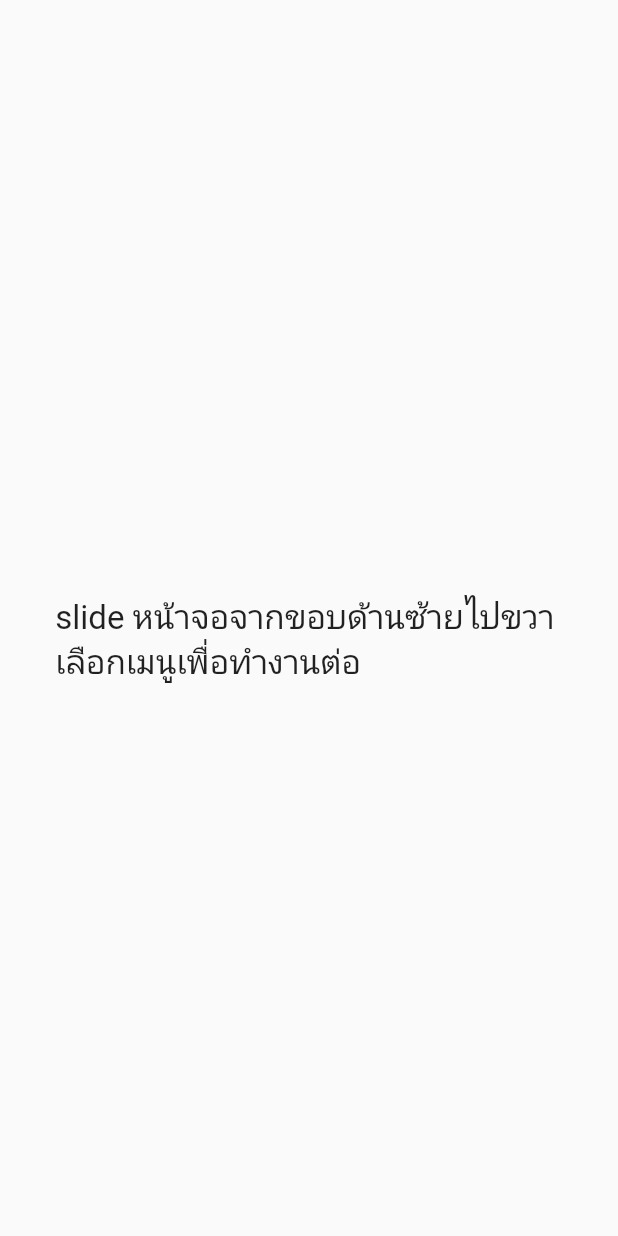
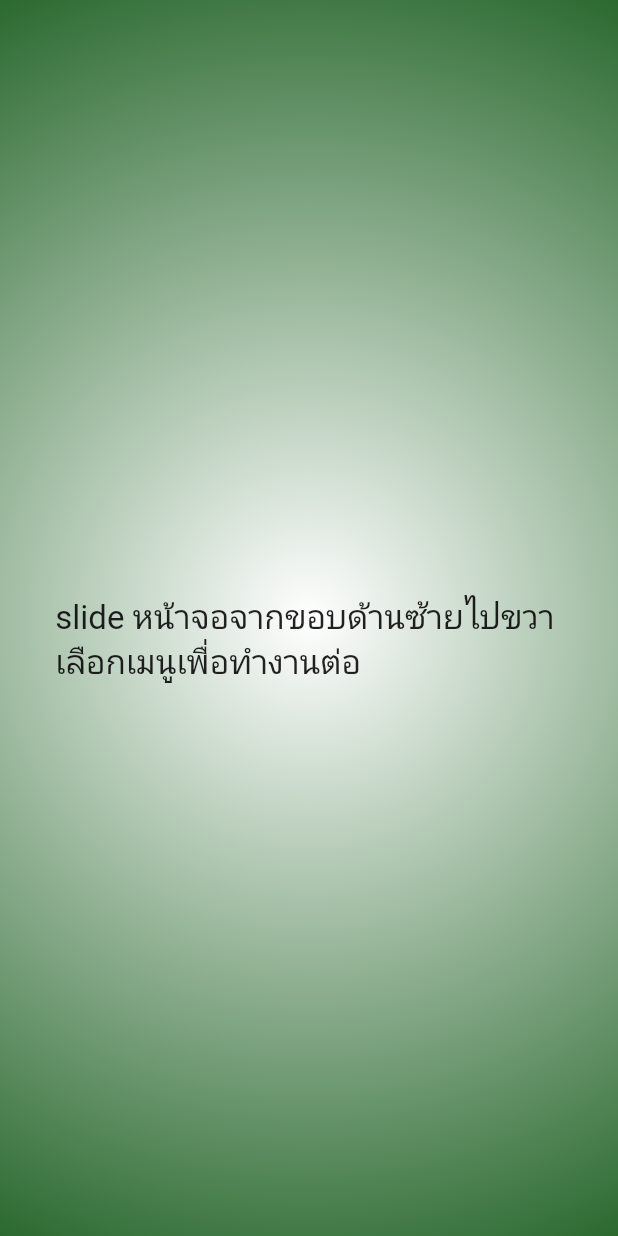
Before and after one commit to jakapun/timestamp, a Flutter app: the Mysuccess screen opened directly with empty values, on a phone screen of 412 x 824 dp. Run offline on Flutter 3.47's test engine with Material 2 defaults, Android fonts, the phone set to English and light mode, and no system bars; our stand-ins replace image_picker, location, qr_flutter, shared_preferences; missing offline and left inert: barcode_scan, grouped_buttons, imei_plugin; accounts and stored records are empty.

Commit message:
edit mysuccess.dart

```diff
--- a/lib/screens/my_success.dart
+++ b/lib/screens/my_success.dart
@@ -37,13 +37,35 @@ class _MysuccessState extends State<Mysuccess> {
 
   @override
   Widget build(BuildContext context) {
-    return Container(
-      child: Column(
-        mainAxisAlignment: MainAxisAlignment.center,
-        children: <Widget>[
-          showText(),
-        ],
+    return Scaffold(
+      resizeToAvoidBottomPadding: true,
+      body: Center(
+        child: Container(
+          decoration: BoxDecoration(
+            gradient: RadialGradient(
+              colors: [Colors.white, Colors.green.shade900],
+              radius: 1.2,
+            ),
+          ),
+          alignment: Alignment.center,
+          child: Form(
+            child: Column(
+              mainAxisSize: MainAxisSize.min,
+              children: <Widget>[
+                showText(),
+              ],
+            ),
+          ),
+        ),
       ),
     );
+    // return Container(
+    //   child: Column(
+    //     mainAxisAlignment: MainAxisAlignment.center,
+    //     children: <Widget>[
+    //       showText(),
+    //     ],
+    //   ),
+    // );
   }
 }
```
